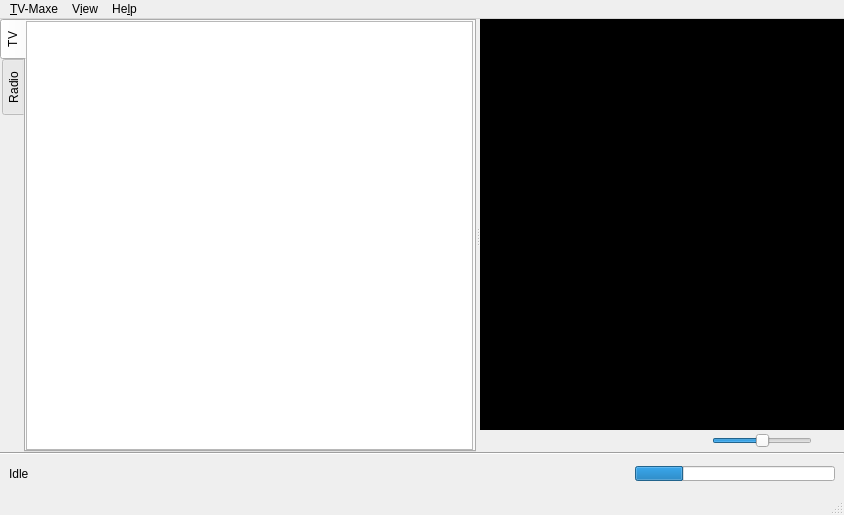
Above: tv-maxe/ui/mainWindow.ui from ov1d1u/tv-maxe-ng before the change. Below: the same form after it.
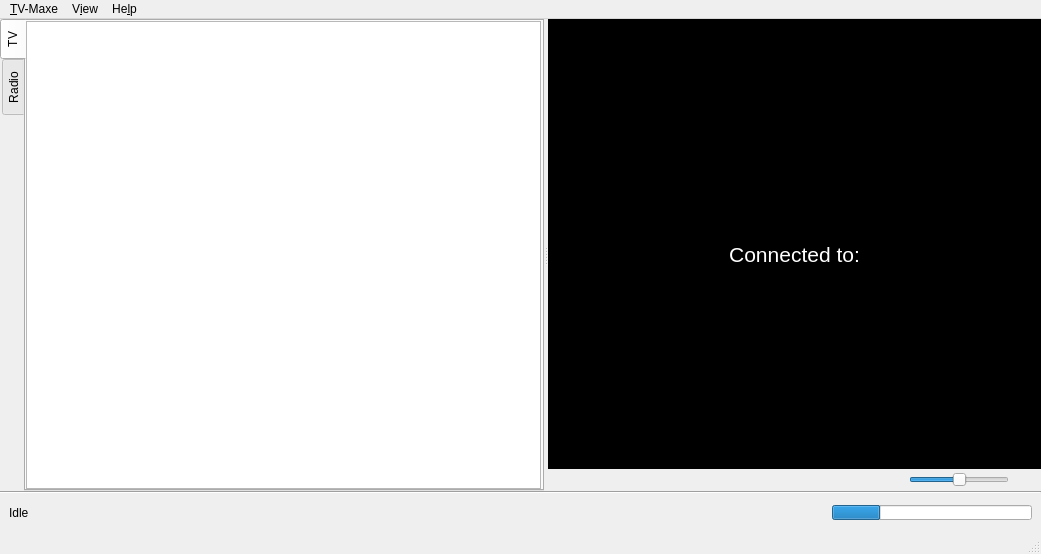
That is the form after the change. Icons and pictures are not drawn. Custom widgets are drawn as their Qt base class.

```diff
--- a/tv-maxe/ui/mainWindow.ui
+++ b/tv-maxe/ui/mainWindow.ui
@@ -6,8 +6,8 @@
    <rect>
     <x>0</x>
     <y>0</y>
-    <width>844</width>
-    <height>515</height>
+    <width>1041</width>
+    <height>554</height>
    </rect>
   </property>
   <property name="windowTitle">
@@ -178,6 +178,80 @@
                 <string notr="true">#video_player { background-color: rgb(0, 0, 0); }
 </string>
                </property>
+               <layout class="QHBoxLayout" name="horizontalLayout_3">
+                <item>
+                 <widget class="QWidget" name="widget" native="true">
+                  <layout class="QVBoxLayout" name="verticalLayout_6">
+                   <item>
+                    <spacer name="verticalSpacer">
+                     <property name="orientation">
+                      <enum>Qt::Vertical</enum>
+                     </property>
+                     <property name="sizeHint" stdset="0">
+                      <size>
+                       <width>20</width>
+                       <height>40</height>
+                      </size>
+                     </property>
+                    </spacer>
+                   </item>
+                   <item alignment="Qt::AlignHCenter|Qt::AlignVCenter">
+                    <widget class="QLabel" name="cast_label_pixmap">
+                     <property name="maximumSize">
+                      <size>
+                       <width>256</width>
+                       <height>256</height>
+                      </size>
+                     </property>
+                     <property name="text">
+                      <string/>
+                     </property>
+                     <property name="pixmap">
+                      <pixmap>../icons/cast.svg</pixmap>
+                     </property>
+                     <property name="alignment">
+                      <set>Qt::AlignLeading|Qt::AlignLeft|Qt::AlignVCenter</set>
+                     </property>
+                    </widget>
+                   </item>
+                   <item alignment="Qt::AlignHCenter|Qt::AlignVCenter">
+                    <widget class="QLabel" name="cast_label">
+                     <property name="font">
+                      <font>
+                       <pointsize>16</pointsize>
+                      </font>
+                     </property>
+                     <property name="layoutDirection">
+                      <enum>Qt::LeftToRight</enum>
+                     </property>
+                     <property name="styleSheet">
+                      <string notr="true">color: rgb(255, 255, 255);</string>
+                     </property>
+                     <property name="text">
+                      <string>Connected to:</string>
+                     </property>
+                     <property name="alignment">
+                      <set>Qt::AlignHCenter|Qt::AlignTop</set>
+                     </property>
+                    </widget>
+                   </item>
+                   <item>
+                    <spacer name="verticalSpacer_2">
+                     <property name="orientation">
+                      <enum>Qt::Vertical</enum>
+                     </property>
+                     <property name="sizeHint" stdset="0">
+                      <size>
+                       <width>20</width>
+                       <height>40</height>
+                      </size>
+                     </property>
+                    </spacer>
+                   </item>
+                  </layout>
+                 </widget>
+                </item>
+               </layout>
               </widget>
              </item>
             </layout>
@@ -238,6 +312,22 @@
             </property>
            </widget>
           </item>
+          <item>
+           <widget class="QPushButton" name="cast_btn">
+            <property name="maximumSize">
+             <size>
+              <width>16777215</width>
+              <height>16777215</height>
+             </size>
+            </property>
+            <property name="text">
+             <string/>
+            </property>
+            <property name="flat">
+             <bool>true</bool>
+            </property>
+           </widget>
+          </item>
           <item>
            <spacer name="horizontalSpacer">
             <property name="orientation">
@@ -388,7 +478,7 @@
     <rect>
      <x>0</x>
      <y>0</y>
-     <width>844</width>
+     <width>1041</width>
      <height>28</height>
     </rect>
    </property>
```
